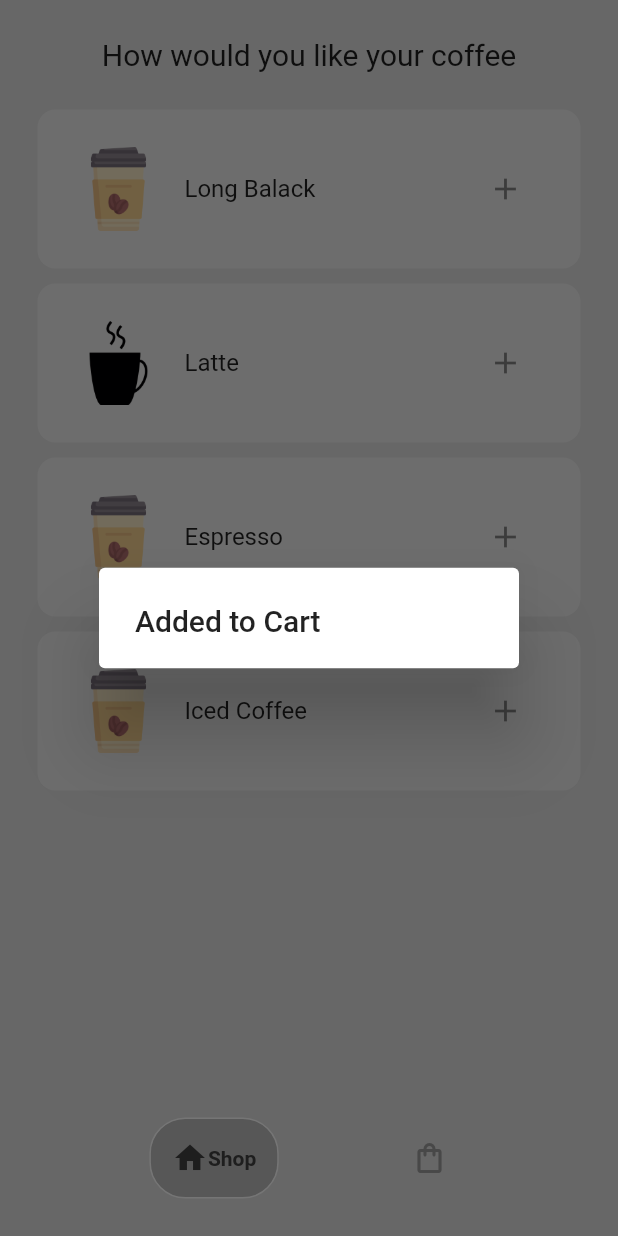
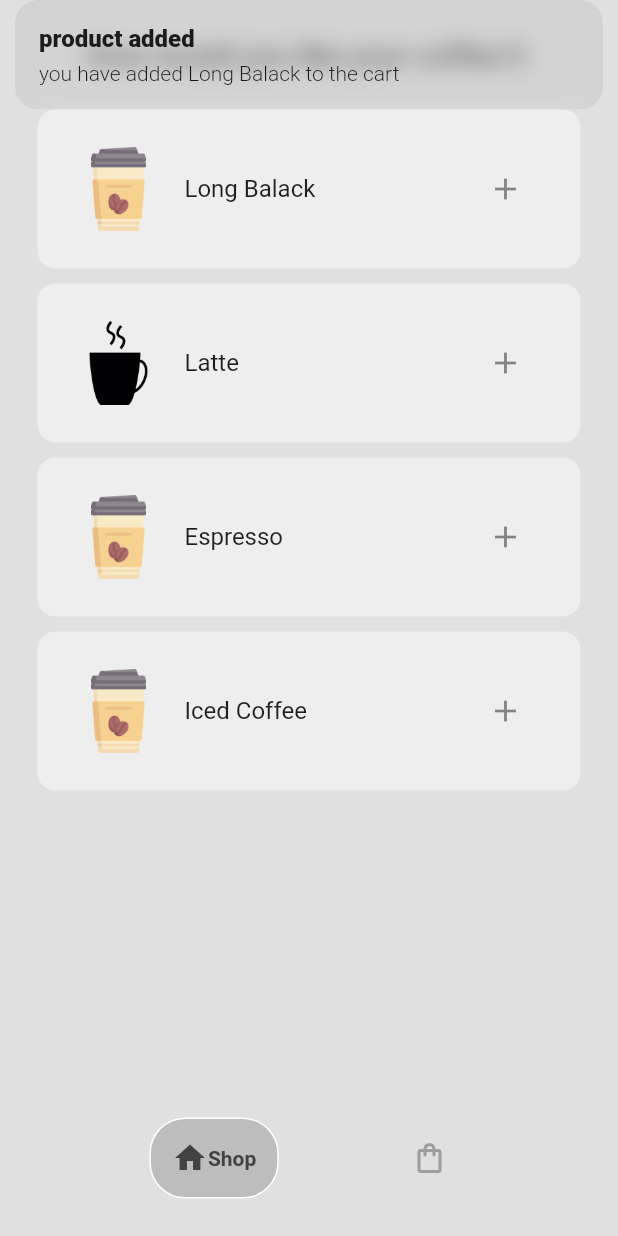
Before and after one commit to mouad-df/coffee_shop, a Flutter app: the HomeScreen screen opened directly, after a tap on the "add" icon, on a phone screen of 412 x 824 dp. Run offline on Flutter 3.47's test engine with Material 2 defaults, Android fonts, the phone set to English and light mode, and no system bars; drawn by our look-alikes of google_nav_bar; our stand-ins replace firebase_auth, firebase_core, get; accounts and stored records are empty.

Commit message:
getx emplemented

```diff
--- a/lib/models/coffee_shop.dart
+++ b/lib/models/coffee_shop.dart
@@ -2,9 +2,10 @@ import 'package:get/get.dart';
 import 'package:minllogin_ui/models/coffee.dart';
 
 class CoffeeShop extends GetxController {
-  int  counter = 0;
-  void increment() {
-    counter++;
+  var counter = 0.obs;
+  void increment() async {
+    await Future<int>.delayed(Duration(seconds: 2));
+    counter ++;
     update();
   }
 
--- a/lib/screens/shop_Screen.dart
+++ b/lib/screens/shop_Screen.dart
@@ -1,4 +1,3 @@
-
 import 'package:flutter/material.dart';
 import 'package:get/get.dart';
 import 'package:minllogin_ui/models/coffee.dart';
@@ -15,28 +14,28 @@ class ShopScreen extends StatelessWidget {
 
   CoffeeShop controller = Get.find();
 
-  void addCart(Coffee coffee,BuildContext context) {
+  void addCart(
+    Coffee coffee,
+  ) {
     controller.addItemToChart(coffee);
+    controller.increment();
 
-    showDialog(
-        context: context,
-        builder: (context) {
-          return const AlertDialog(title: Text("Added to Cart"));
-        });
+    Get.snackbar("product added", "you have added ${coffee.name} to the cart",
+        snackPosition: SnackPosition.TOP, duration: Duration(seconds: 2));
   }
 
   // final CoffeeShop controller = Get.put(CoffeeShop());
   @override
   Widget build(BuildContext context) {
     return GetBuilder<CoffeeShop>(
-
+      initState: (state) => controller.increment(),
       builder: (controller) => SafeArea(
         child: Padding(
           padding: const EdgeInsets.all(25.0),
           child: Column(
             children: [
-              const Text(
-                "How would you like your coffee",
+              Text(
+                "How would you like your coffee ${controller.counter} ",
                 style: TextStyle(fontSize: 20),
               ),
               const SizedBox(
@@ -50,7 +49,7 @@ class ShopScreen extends StatelessWidget {
 
                   return CoffeTile(
                     coffee: eachCoffee,
-                    onPressed: () => addCart(eachCoffee,context),
+                    onPressed: () => addCart(eachCoffee),
                     icon: const Icon(Icons.add),
                   );
                 },
```
